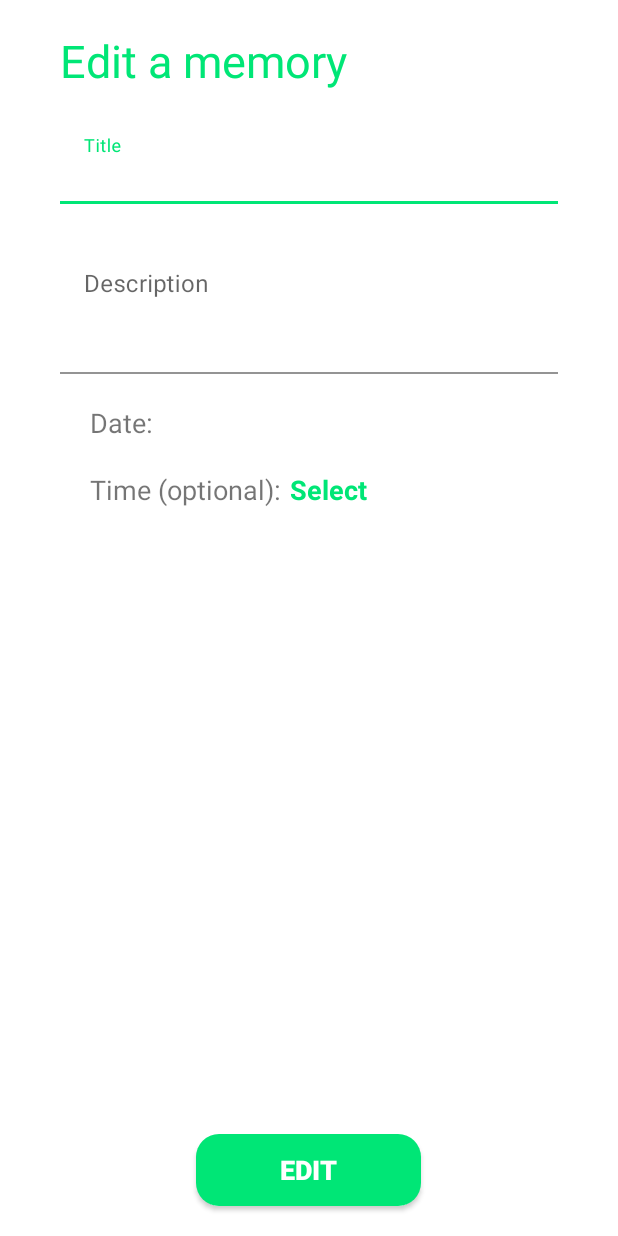
After one commit to BSkura98/MyMemories, an Android app: the EditMemoryActivity screen opened directly, with no data from a screen before it, on a phone screen of 412 x 824 dp. The commit adds this screen. Run offline under Robolectric (Android 15) with nearby library versions, the phone set to English and light mode, and no system bars; Roboto replaces fonts that are not available here; 2 statements that could not run were skipped.

Commit message:
[Mobile App] Implemented memory editing

```diff
--- a/MobileApplication/app/src/main/AndroidManifest.xml
+++ b/MobileApplication/app/src/main/AndroidManifest.xml
@@ -11,7 +11,8 @@
         android:roundIcon="@mipmap/ic_launcher_round"
         android:supportsRtl="true"
         android:theme="@style/AppTheme">
-        <activity android:name=".AddMemoryActivity"></activity>
+        <activity android:name=".EditMemoryActivity"></activity>
+        <activity android:name=".AddMemoryActivity" />
         <activity android:name=".MainActivity" />
         <activity android:name=".RegisterActivity" />
         <activity android:name=".LoginActivity">
--- /dev/null
+++ b/MobileApplication/app/src/main/java/com/bartlomiejskura/mymemories/EditMemoryActivity.java
@@ -0,0 +1,161 @@
+package com.bartlomiejskura.mymemories;
+
+import androidx.annotation.RequiresApi;
+import androidx.appcompat.app.AppCompatActivity;
+
+import android.app.DatePickerDialog;
+import android.app.TimePickerDialog;
+import android.content.Context;
+import android.content.Intent;
+import android.content.SharedPreferences;
+import android.os.Build;
+import android.os.Bundle;
+import android.text.format.DateFormat;
+import android.view.View;
+import android.widget.Button;
+import android.widget.DatePicker;
+import android.widget.EditText;
+import android.widget.TextView;
+import android.widget.TimePicker;
+import android.widget.Toast;
+
+import com.bartlomiejskura.mymemories.model.Memory;
+import com.bartlomiejskura.mymemories.model.User;
+import com.bartlomiejskura.mymemories.task.CreateMemoryTask;
+import com.bartlomiejskura.mymemories.task.EditMemoryTask;
+
+import java.text.SimpleDateFormat;
+import java.util.Calendar;
+
+public class EditMemoryActivity extends AppCompatActivity {
+    private TextView dateTextView, timeTextView;
+    private int day, month, year, hour, minute;
+    private SharedPreferences sharedPreferences;
+
+    @Override
+    protected void onCreate(Bundle savedInstanceState) {
+        super.onCreate(savedInstanceState);
+        setContentView(R.layout.activity_edit_memory);
+
+        final String title = getIntent().getStringExtra("title");
+        final String description = getIntent().getStringExtra("description");
+        final String date = getIntent().getStringExtra("date");
+
+        final EditText titleEditText = findViewById(R.id.titleEditText);
+        final EditText descriptionEditText = findViewById(R.id.descriptionEditText);
+        final Button editMemoryButton = findViewById(R.id.editMemoryButton);
+        dateTextView = findViewById(R.id.dateTextView);
+        timeTextView = findViewById(R.id.timeTextView);
+
+        titleEditText.setText(title);
+        descriptionEditText.setText(description);
+        dateTextView.setText(date);
+
+        dateTextView.setText(date.substring(8, 10) + "-" + date.substring(5, 7) + "-" + date.substring(0, 4));
+        timeTextView.setText(date.substring(11, 16));
+
+        sharedPreferences = getSharedPreferences("MyMemoriesPref", Context.MODE_PRIVATE);
+
+        dateTextView.setOnClickListener(new View.OnClickListener() {
+            @Override
+            public void onClick(View v) {
+                selectDate();
+            }
+        });
+
+        timeTextView.setOnClickListener(new View.OnClickListener() {
+            @Override
+            public void onClick(View v) {
+                selectTime();
+            }
+        });
+
+        editMemoryButton.setOnClickListener(new View.OnClickListener() {
+            @RequiresApi(api = Build.VERSION_CODES.O)
+            @Override
+            public void onClick(View v) {
+                editMemory(titleEditText.getText().toString(), descriptionEditText.getText().toString());
+            }
+        });
+    }
+
+    @RequiresApi(api = Build.VERSION_CODES.O)
+    private void editMemory(String title, String description){
+        if (title.isEmpty()) {
+            Toast.makeText(getApplicationContext(), "Title field cannot be empty!", Toast.LENGTH_SHORT).show();
+            return;
+        }
+
+        //LocalDateTime date = LocalDateTime.of(year, month+1, day, hour, minute);
+        //DateTimeFormatter formatter = DateTimeFormatter.ISO_DATE_TIME;
+        SimpleDateFormat sdf = new SimpleDateFormat("yyyy-MM-dd hh:mm:ss");
+        Calendar calendar = Calendar.getInstance();
+        calendar.set(year, month, day, hour, minute);
+
+        Long memoryOwnerId = sharedPreferences.getLong("userId", 0);
+        Memory memory = new Memory(getIntent().getLongExtra("memoryId", 0), title, description, sdf.format(Calendar.getInstance().getTime()).replace(" ", "T"), sdf.format(calendar.getTime()).replace(" ", "T"), new User(memoryOwnerId));
+        final EditMemoryActivity activity = this;
+
+        try{
+            EditMemoryTask editMemoryTask = new EditMemoryTask(activity, memory);
+            Boolean editMemoryResult = editMemoryTask.execute().get();
+            if(!editMemoryResult){
+                return;
+            }
+            Intent i = new Intent(getApplicationContext(), MainActivity.class);
+            i.putExtra("fragmentToLoad", "recentEntriesFragment");
+            startActivity(i);
+        }catch (Exception e){
+            System.out.println("ERROR:" + e.getMessage());
+        }
+    }
+
+    private void selectDate() {
+        Calendar calendar = Calendar.getInstance();
+        int YEAR = calendar.get(Calendar.YEAR);
+        int MONTH = calendar.get(Calendar.MONTH);
+        int DATE = calendar.get(Calendar.DATE);
+
+        DatePickerDialog datePickerDialog = new DatePickerDialog(this, new DatePickerDialog.OnDateSetListener() {
+            @Override
+            public void onDateSet(DatePicker datePicker, int year1, int month1, int date) {
+
+                Calendar calendar1 = Calendar.getInstance();
+                calendar1.set(Calendar.YEAR, year1);
+                calendar1.set(Calendar.MONTH, month1);
+                calendar1.set(Calendar.DATE, date);
+                String dateText = DateFormat.format("dd-MM-yyyy", calendar1).toString();
+
+                dateTextView.setText(dateText);
+                year = year1;
+                month = month1;
+                day = date;
+            }
+        }, YEAR, MONTH, DATE);
+
+        datePickerDialog.show();
+    }
+
+    private void selectTime() {
+        Calendar calendar = Calendar.getInstance();
+        int HOUR = calendar.get(Calendar.HOUR);
+        int MINUTE = calendar.get(Calendar.MINUTE);
+        boolean is24HourFormat = true;
+
+        TimePickerDialog timePickerDialog = new TimePickerDialog(this, new TimePickerDialog.OnTimeSetListener() {
+            @Override
+            public void onTimeSet(TimePicker timePicker, int hour1, int minute1) {
+                //Log.i(TAG, "onTimeSet: " + hour + minute);
+                Calendar calendar1 = Calendar.getInstance();
+                calendar1.set(Calendar.HOUR_OF_DAY, hour1);
+                calendar1.set(Calendar.MINUTE, minute1);
+                String dateText = DateFormat.format("HH:mm", calendar1).toString();
+                timeTextView.setText(dateText);
+                hour = hour1;
+                minute = minute1;
+            }
+        }, HOUR, MINUTE, is24HourFormat);
+
+        timePickerDialog.show();
+    }
+}
--- /dev/null
+++ b/MobileApplication/app/src/main/res/layout/activity_edit_memory.xml
@@ -0,0 +1,152 @@
+<?xml version="1.0" encoding="utf-8"?>
+<androidx.constraintlayout.widget.ConstraintLayout xmlns:android="http://schemas.android.com/apk/res/android"
+    xmlns:app="http://schemas.android.com/apk/res-auto"
+    xmlns:tools="http://schemas.android.com/tools"
+    android:layout_width="match_parent"
+    android:layout_height="match_parent"
+    tools:context=".EditMemoryActivity">
+
+    <ScrollView
+        android:layout_width="match_parent"
+        android:layout_height="match_parent"
+        android:layout_marginTop="70dp"
+        android:layout_marginBottom="80dp"
+        app:layout_constraintBottom_toBottomOf="parent"
+        app:layout_constraintEnd_toEndOf="parent"
+        app:layout_constraintStart_toStartOf="parent"
+        app:layout_constraintTop_toTopOf="parent">
+
+        <androidx.constraintlayout.widget.ConstraintLayout
+            android:layout_width="match_parent"
+            android:layout_height="match_parent">
+
+
+            <com.google.android.material.textfield.TextInputLayout
+                android:id="@+id/textInputLayout"
+                style="@style/Widget.MaterialComponents.TextInputLayout.FilledBox"
+                android:layout_width="match_parent"
+                android:layout_height="wrap_content"
+                android:layout_marginStart="40dp"
+                android:layout_marginLeft="40dp"
+                android:layout_marginTop="10dp"
+                android:layout_marginEnd="40dp"
+                android:layout_marginRight="40dp"
+                android:hint="Title"
+                app:boxBackgroundColor="#FFFFFF"
+                app:layout_constraintEnd_toEndOf="parent"
+                app:layout_constraintStart_toStartOf="parent"
+                app:layout_constraintTop_toTopOf="parent">
+
+                <com.google.android.material.textfield.TextInputEditText
+                    android:id="@+id/titleEditText"
+                    android:layout_width="match_parent"
+                    android:layout_height="match_parent" />
+            </com.google.android.material.textfield.TextInputLayout>
+
+            <com.google.android.material.textfield.TextInputLayout
+                android:id="@+id/textInputLayout2"
+                style="@style/Widget.MaterialComponents.TextInputLayout.FilledBox"
+                android:layout_width="match_parent"
+                android:layout_height="wrap_content"
+                android:layout_marginStart="40dp"
+                android:layout_marginLeft="40dp"
+                android:layout_marginTop="20dp"
+                android:layout_marginEnd="40dp"
+                android:layout_marginRight="40dp"
+                android:hint="Description"
+                app:boxBackgroundColor="#FFFFFF"
+                app:layout_constraintEnd_toEndOf="parent"
+                app:layout_constraintStart_toStartOf="parent"
+                app:layout_constraintTop_toBottomOf="@+id/textInputLayout">
+
+                <com.google.android.material.textfield.TextInputEditText
+                    android:id="@+id/descriptionEditText"
+                    android:layout_width="match_parent"
+                    android:layout_height="match_parent"
+                    android:inputType="textMultiLine"
+                    android:gravity="top|left"
+                    android:lines="3"/>
+            </com.google.android.material.textfield.TextInputLayout>
+
+            <TextView
+                android:id="@+id/textView6"
+                android:layout_width="wrap_content"
+                android:layout_height="wrap_content"
+                android:layout_marginStart="60dp"
+                android:layout_marginLeft="60dp"
+                android:layout_marginTop="20dp"
+                android:text="Date:"
+                android:textSize="18sp"
+                app:layout_constraintStart_toStartOf="parent"
+                app:layout_constraintTop_toBottomOf="@+id/textInputLayout2" />
+
+            <TextView
+                android:id="@+id/dateTextView"
+                android:layout_width="wrap_content"
+                android:layout_height="wrap_content"
+                android:layout_marginStart="6dp"
+                android:layout_marginLeft="6dp"
+                android:layout_marginTop="20dp"
+                android:clickable="true"
+                android:text="Select"
+                android:textColor="@color/colorPrimary"
+                android:textSize="18sp"
+                android:textStyle="bold"
+                app:layout_constraintStart_toEndOf="@+id/textView6"
+                app:layout_constraintTop_toBottomOf="@+id/textInputLayout2" />
+
+            <TextView
+                android:id="@+id/textView7"
+                android:layout_width="wrap_content"
+                android:layout_height="wrap_content"
+                android:layout_marginStart="60dp"
+                android:layout_marginLeft="60dp"
+                android:layout_marginTop="20dp"
+                android:text="Time (optional):"
+                android:textSize="18sp"
+                app:layout_constraintStart_toStartOf="parent"
+                app:layout_constraintTop_toBottomOf="@+id/textView6" />
+
+            <TextView
+                android:id="@+id/timeTextView"
+                android:layout_width="wrap_content"
+                android:layout_height="wrap_content"
+                android:layout_marginStart="6dp"
+                android:layout_marginLeft="6dp"
+                android:layout_marginTop="20dp"
+                android:clickable="true"
+                android:text="Select"
+                android:textColor="@color/colorPrimary"
+                android:textSize="18sp"
+                android:textStyle="bold"
+                app:layout_constraintStart_toEndOf="@+id/textView7"
+                app:layout_constraintTop_toBottomOf="@+id/textView6" />
+        </androidx.constraintlayout.widget.ConstraintLayout>
+    </ScrollView>
+
+    <TextView
+        android:id="@+id/textView2"
+        android:layout_width="wrap_content"
+        android:layout_height="wrap_content"
+        android:layout_marginStart="40dp"
+        android:layout_marginLeft="40dp"
+        android:layout_marginTop="20dp"
+        android:text="Edit a memory"
+        android:textColor="@color/colorPrimary"
+        android:textSize="30sp"
+        app:layout_constraintStart_toStartOf="parent"
+        app:layout_constraintTop_toTopOf="parent" />
+
+    <Button
+        android:id="@+id/editMemoryButton"
+        style="@style/ButtonStyle"
+        android:layout_width="150dp"
+        android:layout_marginBottom="20dp"
+        android:text="Edit"
+        android:textStyle="bold"
+        app:layout_constraintBottom_toBottomOf="parent"
+        app:layout_constraintEnd_toEndOf="parent"
+        app:layout_constraintHorizontal_bias="0.498"
+        app:layout_constraintStart_toStartOf="parent" />
+
+</androidx.constraintlayout.widget.ConstraintLayout>
```
Also changed, not shown: MobileApplication/app/src/main/java/com/bartlomiejskura/mymemories/adapter/MemoryListAdapter.java (+19 -0 lines), MobileApplication/app/src/main/java/com/bartlomiejskura/mymemories/task/EditMemoryTask.java (added, +58 -0 lines).
